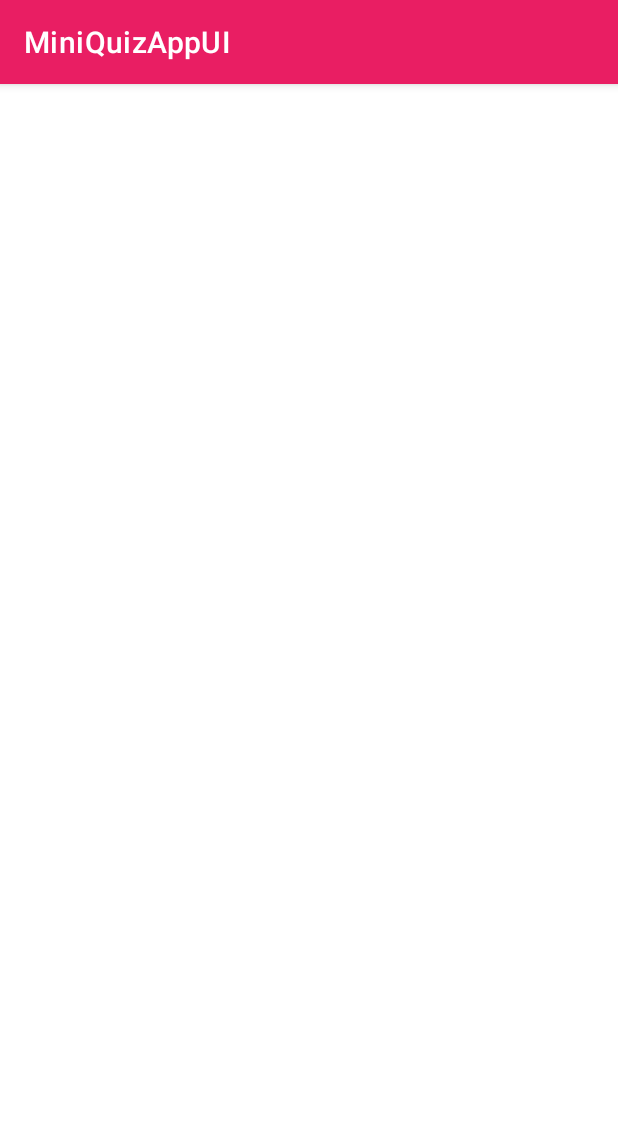
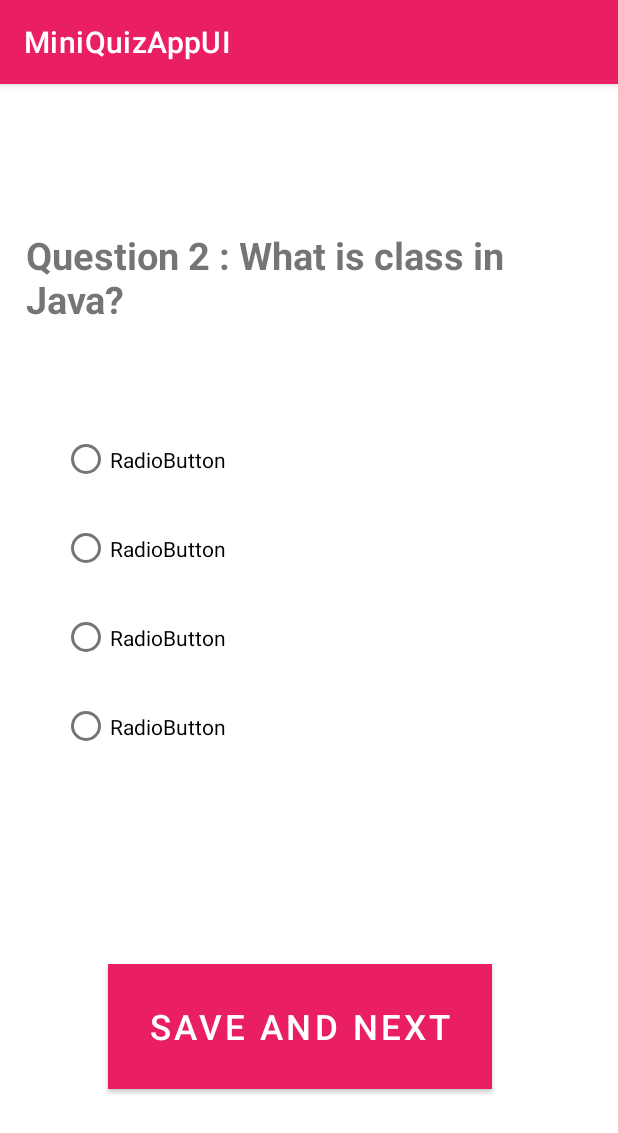
Before and after one commit to pragya-sharma11/MiniQuizAppUI, an Android app: the Second screen opened directly, with no data from a screen before it, on a phone screen of 412 x 824 dp. Shown: the top 1133 px of the screen. Run offline under Robolectric (Android 15) with nearby library versions, the phone set to English and light mode, and no system bars.

Commit message:
make Ui for second page.

```diff
--- a/app/src/main/res/layout/activity_main.xml
+++ b/app/src/main/res/layout/activity_main.xml
@@ -57,21 +57,21 @@
         <RadioButton
             android:id="@+id/radioButton2"
             android:layout_width="match_parent"
-            android:layout_height="62dp"
+            android:layout_height="59dp"
             android:text="For sending data"
             android:textSize="20sp" />
 
         <RadioButton
             android:id="@+id/radioButton3"
             android:layout_width="match_parent"
-            android:layout_height="64dp"
+            android:layout_height="59dp"
             android:text="For removing previous data"
             android:textSize="20sp" />
 
         <RadioButton
             android:id="@+id/radioButton4"
             android:layout_width="match_parent"
-            android:layout_height="65dp"
+            android:layout_height="59dp"
             android:text="All of the above"
             android:textSize="20sp" />
     </RadioGroup>
--- a/app/src/main/res/layout/activity_second.xml
+++ b/app/src/main/res/layout/activity_second.xml
@@ -6,4 +6,70 @@
     android:layout_height="match_parent"
     tools:context=".Second">
 
+    <TextView
+        android:id="@+id/textView2"
+        android:layout_width="375dp"
+        android:layout_height="82dp"
+        android:text="Question 2 : What is class in Java?"
+        android:textSize="25dp"
+        android:textStyle="bold"
+        app:layout_constraintBottom_toBottomOf="parent"
+        app:layout_constraintEnd_toEndOf="parent"
+        app:layout_constraintHorizontal_bias="0.47"
+        app:layout_constraintStart_toStartOf="parent"
+        app:layout_constraintTop_toTopOf="parent"
+        app:layout_constraintVertical_bias="0.141"/>
+
+    <Button
+        android:id="@+id/button2"
+        android:layout_width="256dp"
+        android:layout_height="83dp"
+        android:background="#E91E63"
+        android:text="Save and Next"
+        android:textAlignment="center"
+        android:textColorHighlight="#FFFFFF"
+        android:textSize="23dp"
+        app:backgroundTint="#E91E63"
+        app:layout_constraintBottom_toBottomOf="parent"
+        app:layout_constraintEnd_toEndOf="parent"
+        app:layout_constraintHorizontal_bias="0.46"
+        app:layout_constraintStart_toStartOf="parent"
+        app:layout_constraintTop_toTopOf="parent"
+        app:layout_constraintVertical_bias="0.857"  />
+
+    <RadioGroup
+        android:layout_width="328dp"
+        android:layout_height="264dp"
+        app:layout_constraintBottom_toBottomOf="parent"
+        app:layout_constraintEnd_toEndOf="parent"
+        app:layout_constraintHorizontal_bias="0.493"
+        app:layout_constraintStart_toStartOf="parent"
+        app:layout_constraintTop_toTopOf="parent"
+        app:layout_constraintVertical_bias="0.438" >
+
+        <RadioButton
+            android:id="@+id/radioButton5"
+            android:layout_width="match_parent"
+            android:layout_height="59dp"
+            android:text="RadioButton" />
+
+        <RadioButton
+            android:id="@+id/radioButton6"
+            android:layout_width="match_parent"
+            android:layout_height="59dp"
+            android:text="RadioButton" />
+
+        <RadioButton
+            android:id="@+id/radioButton7"
+            android:layout_width="match_parent"
+            android:layout_height="59dp"
+            android:text="RadioButton" />
+
+        <RadioButton
+            android:id="@+id/radioButton8"
+            android:layout_width="match_parent"
+            android:layout_height="59dp"
+            android:text="RadioButton" />
+    </RadioGroup>
+
 </androidx.constraintlayout.widget.ConstraintLayout>
```
